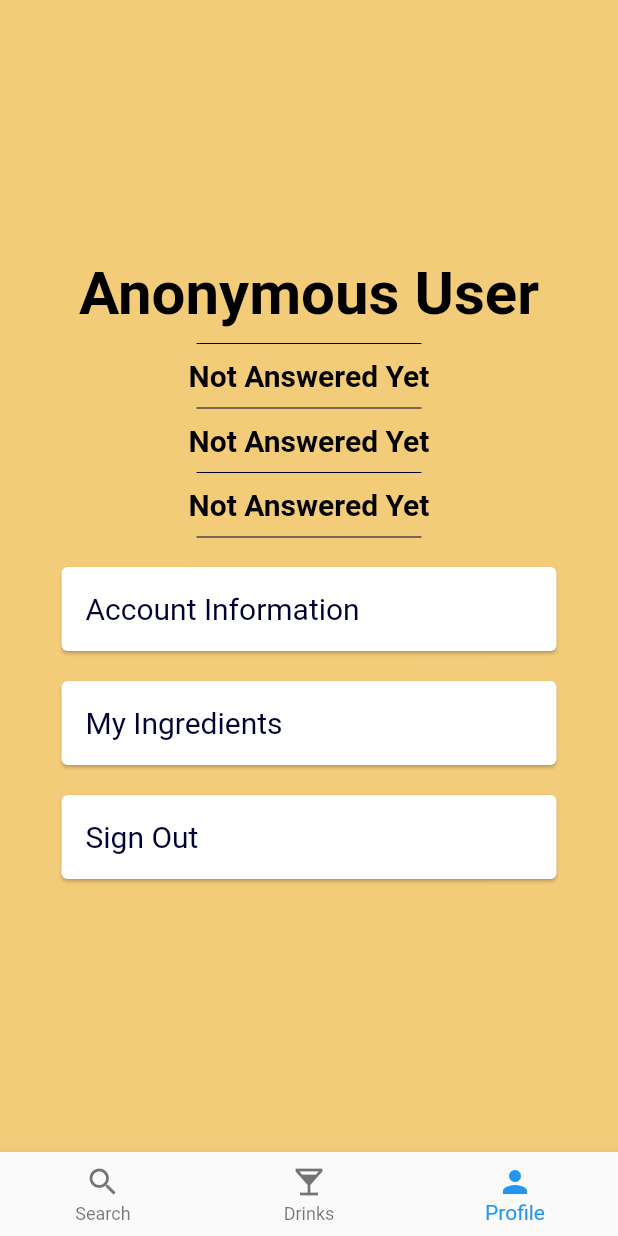
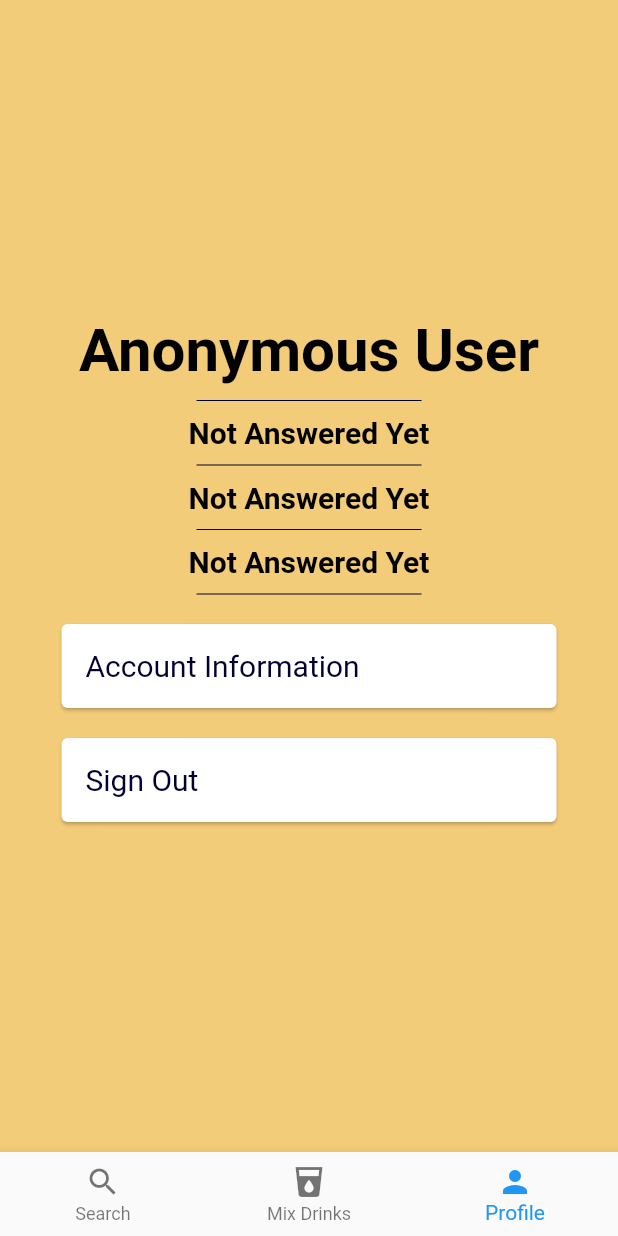
Before and after one commit to CodeFromStav/mixdrinks, a Flutter app: the Home screen opened by its route, item 3 of the bottom bar chosen, on a phone screen of 412 x 824 dp. Run offline on Flutter 3.47's test engine with Material 2 defaults, Android fonts, the phone set to English and light mode, and no system bars; our stand-ins replace animated_text_kit, cloud_firestore, firebase_auth, google_fonts, modal_progress_hud; accounts and stored records are empty; Roboto replaces fonts that are missing (Pacifico, Source Sans Pro).

Commit message:
Final touches on ingredient look

```diff
--- a/lib/screens/home_screen.dart
+++ b/lib/screens/home_screen.dart
@@ -35,8 +35,8 @@ class _HomeState extends State<Home> {
             title: Text('Search'),
           ),
           new BottomNavigationBarItem(
-            icon: Icon(Icons.local_bar),
-            title: Text('Drinks'),
+            icon: Icon(Icons.local_drink),
+            title: Text('Mix Drinks'),
           ),
           new BottomNavigationBarItem(
               icon: Icon(Icons.person), title: Text('Profile'))
--- a/lib/screens/profile_screen.dart
+++ b/lib/screens/profile_screen.dart
@@ -120,25 +120,6 @@ class ProfileWidget extends StatelessWidget {
                       fontFamily: 'Source Sans Pro',
                       fontSize: 20.0,
                     ),
-                  ),
-                )),
-          ),
-          // Button for directing user to ingredients page
-          FlatButton(
-            onPressed: () {
-              Navigator.push(context,
-                  MaterialPageRoute(builder: (context) => UserIngredients()));
-            },
-            child: Card(
-                // Display card associated to ingredients page
-                margin: EdgeInsets.symmetric(vertical: 10.0, horizontal: 25.0),
-                child: ListTile(
-                  title: Text(
-                    'My Ingredients',
-                    style: TextStyle(
-                        fontSize: 20.0,
-                        color: Color.fromRGBO(0, 0, 50, 100),
-                        fontFamily: 'Source Sans Pro'),
                   ),
                 )),
           ),
```
Also changed, not shown: lib/screens/user_ingredients.dart (+23 -13 lines).
